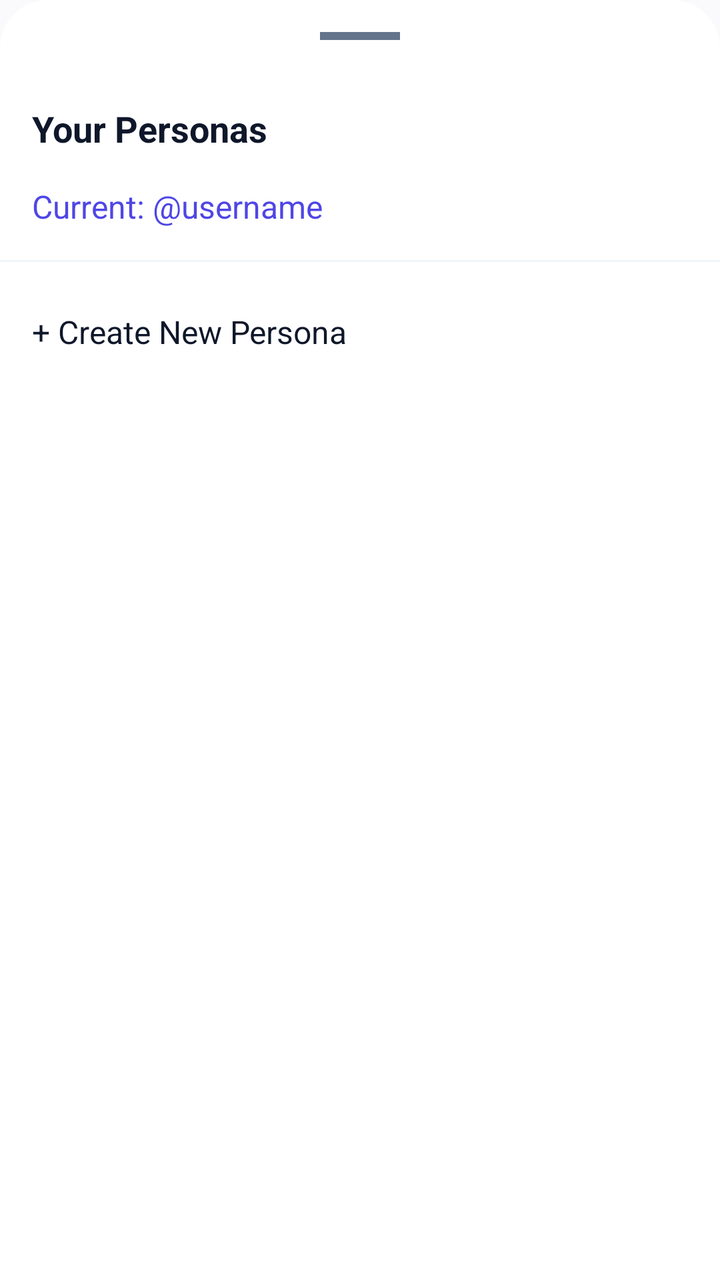
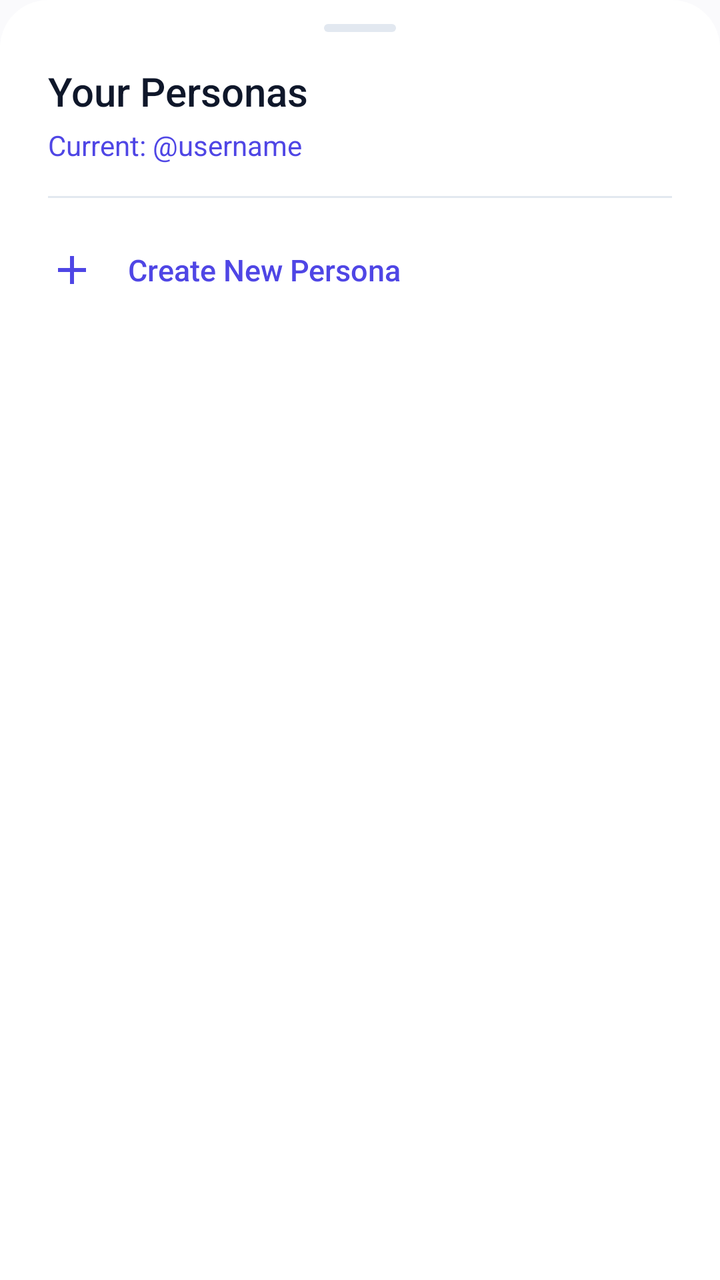

An Android layout rendered at two revisions. The XML below is the earlier revision; the diff shows what the commit changed to produce the second picture.
<!-- AndroidManifest.xml: application theme Theme.VEIL -->
<!-- res/layout/bottom_sheet_personas.xml -->
<?xml version="1.0" encoding="utf-8"?>
<LinearLayout xmlns:android="http://schemas.android.com/apk/res/android"
    android:layout_width="match_parent"
    android:layout_height="wrap_content"
    xmlns:app="http://schemas.android.com/apk/res-auto"
    android:orientation="vertical"
    android:background="@drawable/bottom_sheet_background"
    android:paddingTop="16dp"
    android:paddingBottom="24dp">

    <View
        android:layout_width="40dp"
        android:layout_height="4dp"
        android:background="@color/text_secondary"
        android:layout_gravity="center_horizontal"
        android:layout_marginBottom="16dp"
        app:cornerRadius="2dp"/>
        
    <TextView
        android:layout_width="match_parent"
        android:layout_height="wrap_content"
        android:text="Your Personas"
        android:textColor="@color/text_primary"
        android:textSize="18sp"
        android:textStyle="bold"
        android:padding="16dp"/>

    <TextView
        android:id="@+id/currentPersonaText"
        android:layout_width="match_parent"
        android:layout_height="wrap_content"
        android:text="Current: @username"
        android:textColor="@color/veil_accent"
        android:textSize="16sp"
        android:paddingStart="16dp"
        android:paddingEnd="16dp"
        android:paddingBottom="16dp"/>

    <View
        android:layout_width="match_parent"
        android:layout_height="1dp"
        android:background="@color/veil_primary_light"
        android:layout_marginBottom="8dp"/>

    <TextView
        android:id="@+id/actionCreatePersona"
        android:layout_width="match_parent"
        android:layout_height="wrap_content"
        android:text="+ Create New Persona"
        android:textColor="@color/text_primary"
        android:textSize="16sp"
        android:padding="16dp"
        android:background="?attr/selectableItemBackground"
        android:clickable="true"
        android:focusable="true"/>

</LinearLayout>
<!-- resources referenced by this layout -->
<resources>
  <color name="text_secondary">#64748B</color>
  <color name="veil_accent">#4F46E5</color>
  <color name="veil_primary_light">#F1F5F9</color>
  <style name="Base.Theme.VEIL" parent="Theme.Material3.DayNight.NoActionBar">
          <item name="android:statusBarColor">@android:color/transparent</item>
          <item name="android:navigationBarColor">@android:color/transparent</item>
          <item name="android:windowLightStatusBar" tools:targetApi="m">true</item>
          <item name="colorPrimary">@color/colorPrimary</item>
          <item name="colorOnPrimary">@color/colorOnPrimary</item>
          <item name="colorPrimaryContainer">@color/colorPrimaryContainer</item>
          <item name="colorOnPrimaryContainer">@color/colorOnPrimaryContainer</item>
          <item name="colorSurface">@color/colorSurface</item>
          <item name="colorSurfaceVariant">@color/colorSurfaceVariant</item>
          <item name="colorOutline">@color/colorOutline</item>
          <item name="android:colorBackground">@color/colorBackground</item>
          <item name="bottomSheetDialogTheme">@style/ModernBottomSheetDialogTheme</item>
      </style>
  <color name="colorPrimary">#4F46E5</color>
  <color name="colorOutline">#E2E8F0</color>
  <!-- unchanged entries left out for length: 11 -->
</resources>

<!-- the commit's change to res/layout/bottom_sheet_personas.xml (unified diff, before → after) -->
@@ -1,57 +1,61 @@
 <?xml version="1.0" encoding="utf-8"?>
 <LinearLayout xmlns:android="http://schemas.android.com/apk/res/android"
+    xmlns:app="http://schemas.android.com/apk/res-auto"
     android:layout_width="match_parent"
     android:layout_height="wrap_content"
-    xmlns:app="http://schemas.android.com/apk/res-auto"
     android:orientation="vertical"
     android:background="@drawable/bottom_sheet_background"
-    android:paddingTop="16dp"
-    android:paddingBottom="24dp">
+    android:paddingStart="24dp"
+    android:paddingEnd="24dp"
+    android:paddingTop="12dp"
+    android:paddingBottom="28dp">
 
+    
     <View
-        android:layout_width="40dp"
+        android:layout_width="36dp"
         android:layout_height="4dp"
-        android:background="@color/text_secondary"
+        android:background="@drawable/bg_persona_drag_handle"
         android:layout_gravity="center_horizontal"
-        android:layout_marginBottom="16dp"
-        app:cornerRadius="2dp"/>
+        android:layout_marginBottom="16dp" />
         
     <TextView
         android:layout_width="match_parent"
         android:layout_height="wrap_content"
         android:text="Your Personas"
-        android:textColor="@color/text_primary"
-        android:textSize="18sp"
-        android:textStyle="bold"
-        android:padding="16dp"/>
+        android:textColor="@color/textPrimary"
+        android:textSize="20sp"
+        android:fontFamily="sans-serif-medium"
+        android:layout_marginBottom="4dp" />
 
     <TextView
         android:id="@+id/currentPersonaText"
         android:layout_width="match_parent"
         android:layout_height="wrap_content"
         android:text="Current: @username"
-        android:textColor="@color/veil_accent"
-        android:textSize="16sp"
-        android:paddingStart="16dp"
-        android:paddingEnd="16dp"
-        android:paddingBottom="16dp"/>
+        android:textColor="@color/colorPrimary"
+        android:textSize="14sp"
+        android:layout_marginBottom="16dp" />
 
     <View
         android:layout_width="match_parent"
         android:layout_height="1dp"
-        android:background="@color/veil_primary_light"
-        android:layout_marginBottom="8dp"/>
+        android:background="@color/colorOutline"
+        android:layout_marginBottom="12dp" />
 
     <TextView
         android:id="@+id/actionCreatePersona"
         android:layout_width="match_parent"
-        android:layout_height="wrap_content"
-        android:text="+ Create New Persona"
-        android:textColor="@color/text_primary"
-        android:textSize="16sp"
-        android:padding="16dp"
+        android:layout_height="48dp"
+        android:gravity="center_vertical"
+        android:text="Create New Persona"
+        android:textColor="@color/colorPrimary"
+        android:textSize="15sp"
+        android:fontFamily="sans-serif-medium"
+        android:drawablePadding="16dp"
+        app:drawableStartCompat="@drawable/ic_add"
+        app:drawableTint="@color/colorPrimary"
         android:background="?attr/selectableItemBackground"
         android:clickable="true"
-        android:focusable="true"/>
+        android:focusable="true" />
 
 </LinearLayout>
<!-- resource entries referenced after the edit -->
@@ -1,8 +1,5 @@
 <!-- resources referenced by this layout -->
 <resources>
-  <color name="text_secondary">#64748B</color>
-  <color name="veil_accent">#4F46E5</color>
-  <color name="veil_primary_light">#F1F5F9</color>
   <style name="Base.Theme.VEIL" parent="Theme.Material3.DayNight.NoActionBar">
           <item name="android:statusBarColor">@android:color/transparent</item>
           <item name="android:navigationBarColor">@android:color/transparent</item>
@@ -11,13 +8,65 @@
           <item name="colorOnPrimary">@color/colorOnPrimary</item>
           <item name="colorPrimaryContainer">@color/colorPrimaryContainer</item>
           <item name="colorOnPrimaryContainer">@color/colorOnPrimaryContainer</item>
+          <item name="colorSecondary">@color/colorSecondary</item>
+          <item name="colorOnSecondary">@color/colorOnSecondary</item>
+          <item name="colorSecondaryContainer">@color/colorSecondaryContainer</item>
+          <item name="colorOnSecondaryContainer">@color/colorOnSecondaryContainer</item>
+          <item name="colorTertiary">@color/colorTertiary</item>
+          <item name="colorOnTertiary">@color/colorOnTertiary</item>
+          <item name="colorTertiaryContainer">@color/colorTertiaryContainer</item>
+          <item name="colorOnTertiaryContainer">@color/colorOnTertiaryContainer</item>
           <item name="colorSurface">@color/colorSurface</item>
+          <item name="colorOnSurface">@color/colorOnSurface</item>
           <item name="colorSurfaceVariant">@color/colorSurfaceVariant</item>
+          <item name="colorOnSurfaceVariant">@color/colorOnSurfaceVariant</item>
+          <item name="colorSurfaceDim">@color/colorSurfaceDim</item>
+          <item name="colorSurfaceBright">@color/colorSurfaceBright</item>
+          <item name="colorSurfaceContainerLowest">@color/colorSurfaceContainerLowest</item>
+          <item name="colorSurfaceContainerLow">@color/colorSurfaceContainerLow</item>
+          <item name="colorSurfaceContainer">@color/colorSurfaceContainer</item>
+          <item name="colorSurfaceContainerHigh">@color/colorSurfaceContainerHigh</item>
+          <item name="colorSurfaceContainerHighest">@color/colorSurfaceContainerHighest</item>
           <item name="colorOutline">@color/colorOutline</item>
           <item name="android:colorBackground">@color/colorBackground</item>
           <item name="bottomSheetDialogTheme">@style/ModernBottomSheetDialogTheme</item>
       </style>
+  <color name="colorSecondary">#0D9488</color>
+  <color name="colorOnSecondary">#FFFFFF</color>
+  <color name="colorSecondaryContainer">#EEF2FF</color>
+  <color name="colorOnSecondaryContainer">#3730A3</color>
+  <color name="colorTertiary">#06B6D4</color>
+  <color name="colorOnTertiary">#FFFFFF</color>
+  <color name="colorTertiaryContainer">#ECFEFF</color>
+  <color name="colorOnTertiaryContainer">#155E75</color>
+  <color name="colorOnSurface">#0F172A</color>
+  <color name="colorOnSurfaceVariant">#475569</color>
+  <color name="colorSurfaceDim">#E2E8F0</color>
+  <color name="colorSurfaceBright">#FFFFFF</color>
+  <color name="colorSurfaceContainerLowest">#FFFFFF</color>
+  <color name="colorSurfaceContainerLow">#F8FAFC</color>
+  <color name="colorSurfaceContainer">#F1F5F9</color>
+  <color name="colorSurfaceContainerHigh">#E2E8F0</color>
+  <color name="colorSurfaceContainerHighest">#CBD5E1</color>
   <color name="colorPrimary">#4F46E5</color>
+  <color name="textPrimary">#0F172A</color>
+  <!-- drawable bg_persona_drag_handle (drawable) -->
+  <?xml version="1.0" encoding="utf-8"?>
+  <shape xmlns:android="http://schemas.android.com/apk/res/android"
+      android:shape="rectangle">
+      <solid android:color="@color/colorOutline" />
+      <corners android:radius="2dp" />
+  </shape>
+  <!-- drawable ic_add (drawable) -->
+  <vector xmlns:android="http://schemas.android.com/apk/res/android"
+      android:width="24dp"
+      android:height="24dp"
+      android:viewportWidth="24"
+      android:viewportHeight="24">
+      <path
+          android:fillColor="@color/text_primary"
+          android:pathData="M19,13h-6v6h-2v-6H5v-2h6V5h2v6h6v2z"/>
+  </vector>
   <color name="colorOutline">#E2E8F0</color>
   <!-- unchanged entries left out for length: 11 -->
 </resources>
